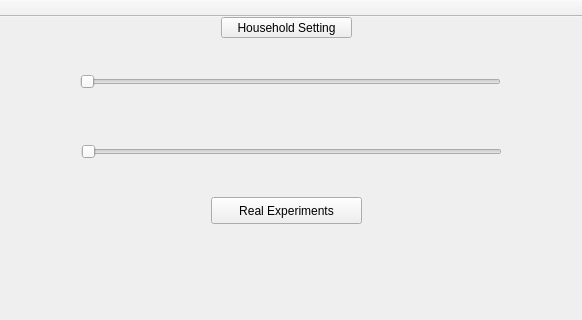
The window that mainwindow.ui (balderdash-devil/demo-CS6675) describes before a commit, drawn with Qt 5; both pictures show x 109 to 691 and y 0 to 320 of the 1165 by 803 pixel window.
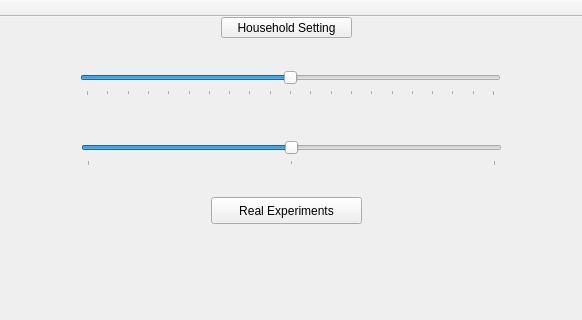
The same window after the commit.

Commit message: renamed widgets, edited sliders

Diff of the .ui file:
```diff
--- a/mainwindow.ui
+++ b/mainwindow.ui
@@ -66,9 +66,21 @@
       <height>29</height>
      </rect>
     </property>
+    <property name="maximum">
+     <number>100</number>
+    </property>
+    <property name="sliderPosition">
+     <number>50</number>
+    </property>
     <property name="orientation">
      <enum>Qt::Horizontal</enum>
     </property>
+    <property name="tickPosition">
+     <enum>QSlider::TicksBelow</enum>
+    </property>
+    <property name="tickInterval">
+     <number>5</number>
+    </property>
    </widget>
    <widget class="QSlider" name="horizontalSlider_2">
     <property name="geometry">
@@ -79,9 +91,33 @@
       <height>29</height>
      </rect>
     </property>
+    <property name="autoFillBackground">
+     <bool>false</bool>
+    </property>
+    <property name="minimum">
+     <number>2</number>
+    </property>
+    <property name="maximum">
+     <number>6</number>
+    </property>
+    <property name="singleStep">
+     <number>2</number>
+    </property>
+    <property name="sliderPosition">
+     <number>4</number>
+    </property>
     <property name="orientation">
      <enum>Qt::Horizontal</enum>
     </property>
+    <property name="invertedAppearance">
+     <bool>false</bool>
+    </property>
+    <property name="tickPosition">
+     <enum>QSlider::TicksBelow</enum>
+    </property>
+    <property name="tickInterval">
+     <number>2</number>
+    </property>
    </widget>
    <widget class="QPushButton" name="pushButton_2">
     <property name="geometry">
```
Left out of the diff: 8 changed lines with no effect on the pictures. The commit also changes 1 other file.
